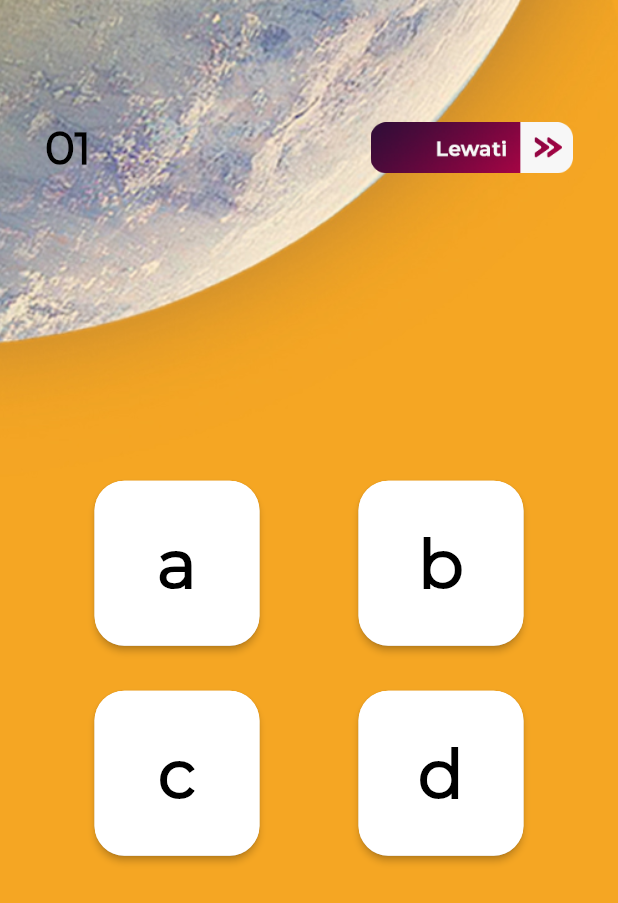
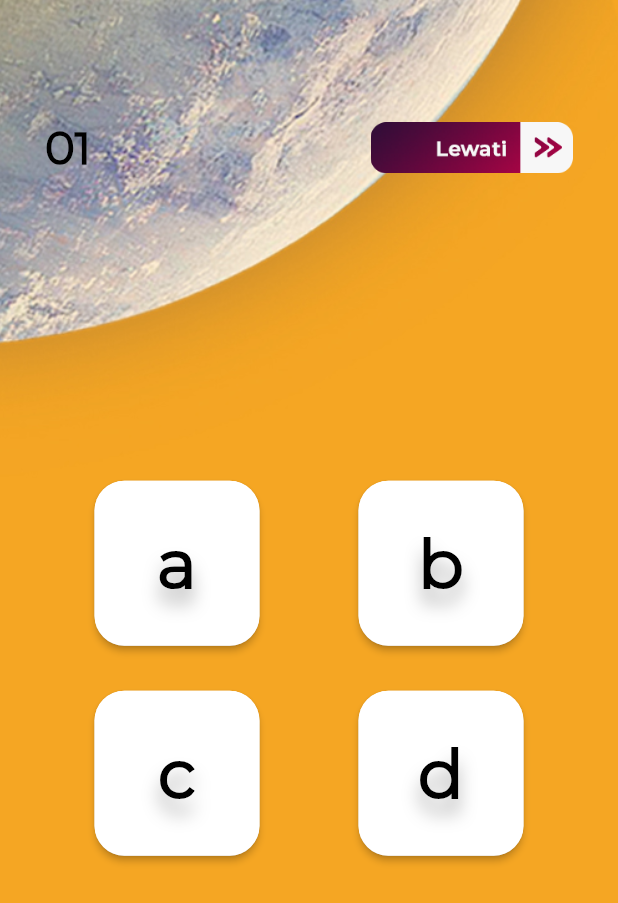
Before and after one commit to fauzanafism/metrik2019_flutter, a Flutter app: the SoalPage screen opened directly, on a phone screen of 412 x 824 dp. Shown: the top 903 px of the screen. Run offline on Flutter 3.47's test engine with Material 2 defaults, Android fonts, the phone set to English and light mode, and no system bars; our stand-ins replace bloc, flutter_bloc.

Commit message:
added shadow to option text

```diff
--- a/lib/widgets/style.dart
+++ b/lib/widgets/style.dart
@@ -50,19 +50,22 @@ class OptionButton extends StatelessWidget {
       width: 110,
       height: 110,
       decoration: BoxDecoration(
-          color: Colors.white,
-
-          borderRadius: BorderRadius.circular(20)),
+          color: Colors.white, borderRadius: BorderRadius.circular(20)),
       child: ElevatedButton(
           style: ElevatedButton.styleFrom(
-            onPrimary: Color(0xFF181335),
+              onPrimary: Color(0xFF181335),
               primary: Colors.white,
               shape: RoundedRectangleBorder(
                   borderRadius: BorderRadius.circular(20))),
           onPressed: onPressed,
           child: Text(
             text,
-            style: whiteTextMont.copyWith(fontSize: 45, color: Colors.black),
+            style: whiteTextMont.copyWith(
+                fontSize: 45,
+                color: Colors.black,
+                shadows: [
+                  Shadow(color: Colors.black.withOpacity(0.3), blurRadius: 15, offset: Offset(0,10))
+                ]),
           )),
     );
   }
```
